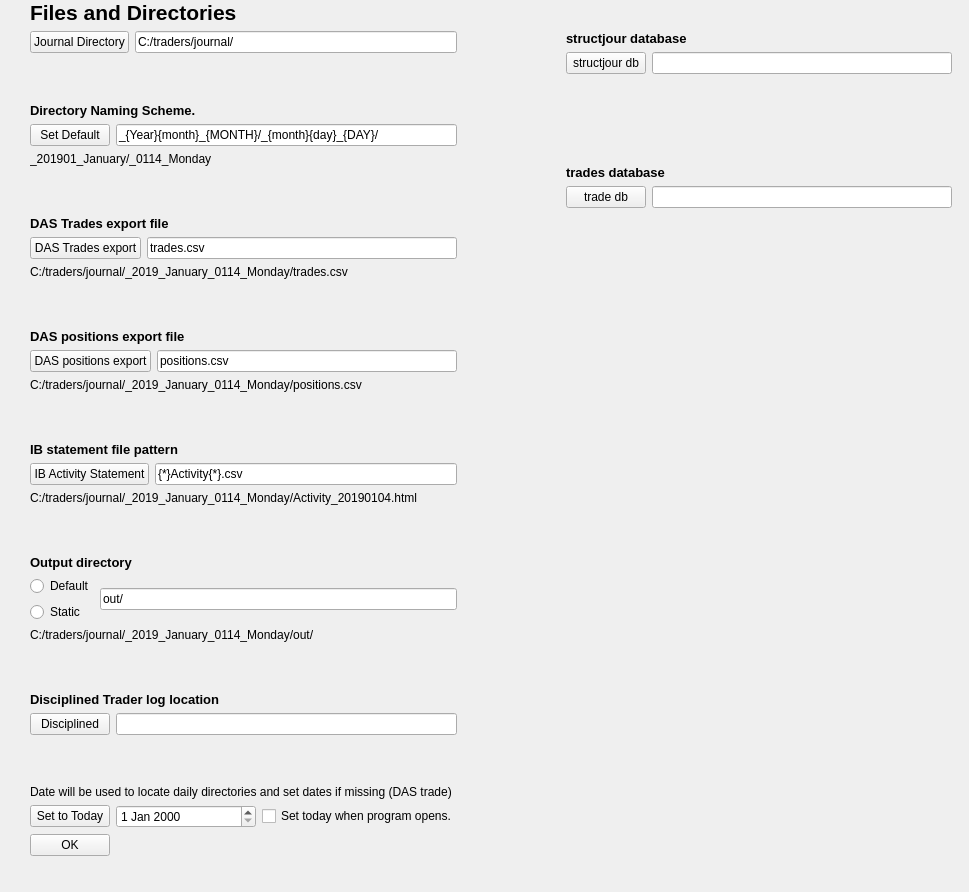
Qt form structjour/view/filesettings.ui (MikePia/structjour) before a commit.
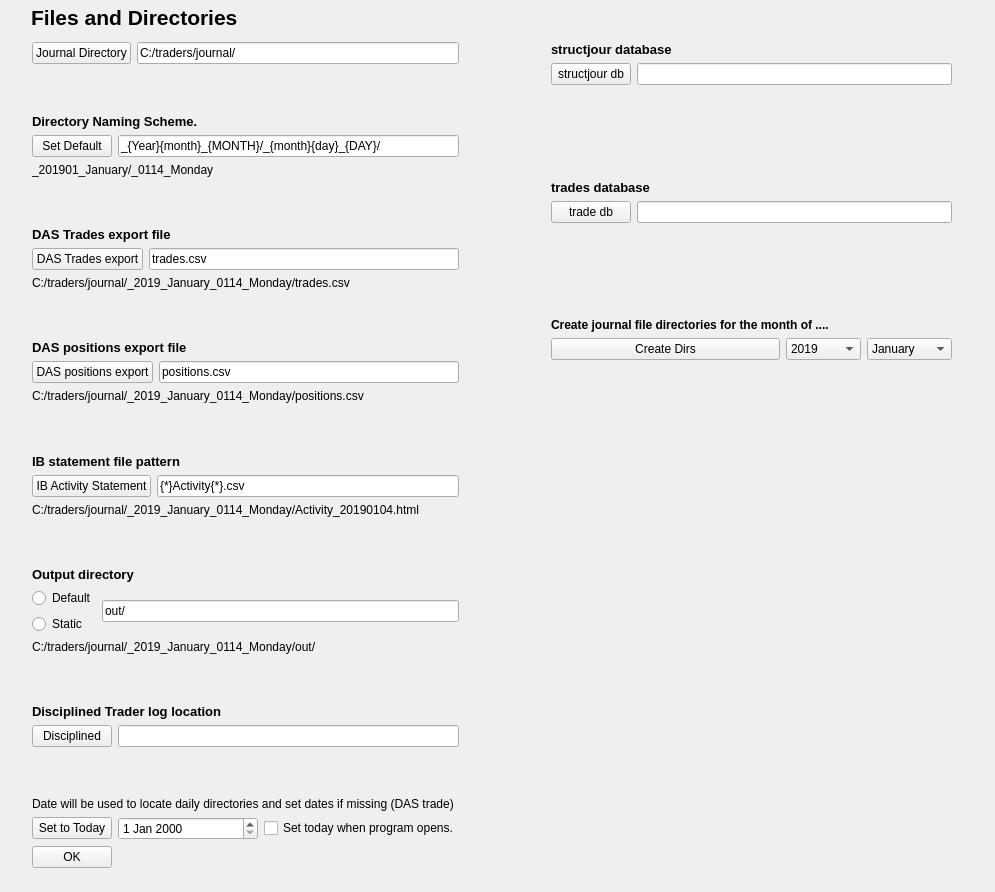
The same form after that commit. Icons and pictures are not drawn.

Commit message: Added  widgets to filesettings form to run the  sub directory creation stuff in the journal dir.

The edit to the form file:
```diff
--- a/structjour/view/filesettings.ui
+++ b/structjour/view/filesettings.ui
@@ -6,7 +6,7 @@
    <rect>
     <x>0</x>
     <y>0</y>
-    <width>969</width>
+    <width>995</width>
     <height>892</height>
    </rect>
   </property>
@@ -17,18 +17,15 @@
    <iconset>
     <normaloff>../../images/ZSLogo.png</normaloff>../../images/ZSLogo.png</iconset>
   </property>
-  <widget class="QWidget" name="layoutWidget">
-   <property name="geometry">
-    <rect>
-     <x>30</x>
-     <y>0</y>
-     <width>922</width>
-     <height>856</height>
-    </rect>
-   </property>
-   <layout class="QVBoxLayout" name="verticalLayout_6">
-    <item>
      <widget class="QLabel" name="label_9">
+   <property name="geometry">
+    <rect>
+     <x>31</x>
+     <y>1</y>
+     <width>276</width>
+     <height>33</height>
+    </rect>
+   </property>
       <property name="font">
        <font>
         <pointsize>16</pointsize>
@@ -40,9 +37,16 @@
        <string>Files and Directories</string>
       </property>
      </widget>
-    </item>
-    <item>
-     <layout class="QHBoxLayout" name="horizontalLayout_12">
+  <widget class="QWidget" name="">
+   <property name="geometry">
+    <rect>
+     <x>32</x>
+     <y>42</y>
+     <width>920</width>
+     <height>826</height>
+    </rect>
+   </property>
+   <layout class="QHBoxLayout" name="horizontalLayout_13">
       <item>
        <layout class="QVBoxLayout" name="verticalLayout_2">
         <item>
@@ -557,7 +561,7 @@
        </spacer>
       </item>
       <item>
-       <layout class="QVBoxLayout" name="verticalLayout_5">
+     <layout class="QVBoxLayout" name="verticalLayout_7">
         <item>
          <layout class="QVBoxLayout" name="verticalLayout_3">
           <item>
@@ -661,6 +665,188 @@
           </item>
          </layout>
         </item>
+      <item>
+       <layout class="QVBoxLayout" name="verticalLayout_6">
+        <item>
+         <spacer name="verticalSpacer_10">
+          <property name="orientation">
+           <enum>Qt::Vertical</enum>
+          </property>
+          <property name="sizeHint" stdset="0">
+           <size>
+            <width>20</width>
+            <height>40</height>
+           </size>
+          </property>
+         </spacer>
+        </item>
+        <item>
+         <layout class="QVBoxLayout" name="verticalLayout_5">
+          <item>
+           <widget class="QLabel" name="label_10">
+            <property name="sizePolicy">
+             <sizepolicy hsizetype="Minimum" vsizetype="Preferred">
+              <horstretch>0</horstretch>
+              <verstretch>0</verstretch>
+             </sizepolicy>
+            </property>
+            <property name="font">
+             <font>
+              <pointsize>9</pointsize>
+              <weight>75</weight>
+              <bold>true</bold>
+             </font>
+            </property>
+            <property name="text">
+             <string>Create journal file directories for the month of ....</string>
+            </property>
+           </widget>
+          </item>
+          <item>
+           <layout class="QHBoxLayout" name="horizontalLayout_12">
+            <item>
+             <widget class="QPushButton" name="createDirsBtn">
+              <property name="focusPolicy">
+               <enum>Qt::NoFocus</enum>
+              </property>
+              <property name="text">
+               <string>Create Dirs</string>
+              </property>
+             </widget>
+            </item>
+            <item>
+             <widget class="QComboBox" name="createDirsYear">
+              <property name="sizePolicy">
+               <sizepolicy hsizetype="Minimum" vsizetype="Fixed">
+                <horstretch>0</horstretch>
+                <verstretch>0</verstretch>
+               </sizepolicy>
+              </property>
+              <property name="maximumSize">
+               <size>
+                <width>75</width>
+                <height>16777215</height>
+               </size>
+              </property>
+              <item>
+               <property name="text">
+                <string>2019</string>
+               </property>
+              </item>
+              <item>
+               <property name="text">
+                <string>2020</string>
+               </property>
+              </item>
+              <item>
+               <property name="text">
+                <string>2021</string>
+               </property>
+              </item>
+              <item>
+               <property name="text">
+                <string>2022</string>
+               </property>
+              </item>
+              <item>
+               <property name="text">
+                <string>2023</string>
+               </property>
+              </item>
+              <item>
+               <property name="text">
+                <string>2024</string>
+               </property>
+              </item>
+              <item>
+               <property name="text">
+                <string>2025</string>
+               </property>
+              </item>
+             </widget>
+            </item>
+            <item>
+             <widget class="QComboBox" name="createDirsMonth">
+              <property name="sizePolicy">
+               <sizepolicy hsizetype="Minimum" vsizetype="Fixed">
+                <horstretch>0</horstretch>
+                <verstretch>0</verstretch>
+               </sizepolicy>
+              </property>
+              <property name="maximumSize">
+               <size>
+                <width>85</width>
+                <height>16777215</height>
+               </size>
+              </property>
+              <item>
+               <property name="text">
+                <string>January</string>
+               </property>
+              </item>
+              <item>
+               <property name="text">
+                <string>February</string>
+               </property>
+              </item>
+              <item>
+               <property name="text">
+                <string>March</string>
+               </property>
+              </item>
+              <item>
+               <property name="text">
+                <string>April</string>
+               </property>
+              </item>
+              <item>
+               <property name="text">
+                <string>May</string>
+               </property>
+              </item>
+              <item>
+               <property name="text">
+                <string>June</string>
+               </property>
+              </item>
+              <item>
+               <property name="text">
+                <string>July</string>
+               </property>
+              </item>
+              <item>
+               <property name="text">
+                <string>August</string>
+               </property>
+              </item>
+              <item>
+               <property name="text">
+                <string>September</string>
+               </property>
+              </item>
+              <item>
+               <property name="text">
+                <string>October</string>
+               </property>
+              </item>
+              <item>
+               <property name="text">
+                <string>November</string>
+               </property>
+              </item>
+              <item>
+               <property name="text">
+                <string>December</string>
+               </property>
+              </item>
+             </widget>
+            </item>
+           </layout>
+          </item>
+         </layout>
+        </item>
+       </layout>
+      </item>
         <item>
          <spacer name="verticalSpacer_8">
           <property name="orientation">
@@ -668,13 +854,11 @@
           </property>
           <property name="sizeHint" stdset="0">
            <size>
-            <width>20</width>
-            <height>648</height>
+          <width>401</width>
+          <height>508</height>
            </size>
           </property>
          </spacer>
-        </item>
-       </layout>
       </item>
      </layout>
     </item>
```
Lines whose indentation alone changed are shown as unchanged. The commit also changes 3 other files.
